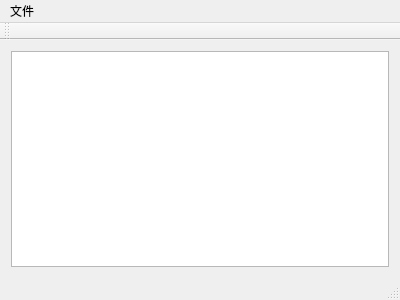
First picture: the form in module_texteditor/mainwindow.ui, repository yanleidecuojue/DtTools, before the edit.
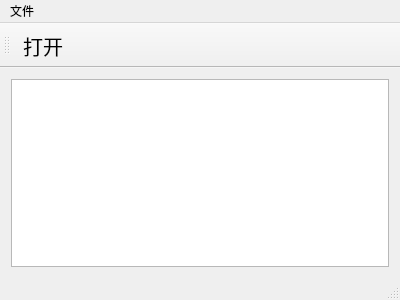
Second picture: the form after the edit.

What changed in the file:
```diff
--- a/module_texteditor/mainwindow.ui
+++ b/module_texteditor/mainwindow.ui
@@ -49,12 +49,18 @@
    <attribute name="toolBarBreak">
     <bool>false</bool>
    </attribute>
+   <addaction name="openFileAction"/>
   </widget>
   <widget class="QStatusBar" name="statusBar"/>
   <action name="openFileAction">
    <property name="text">
     <string>打开</string>
    </property>
+   <property name="font">
+    <font>
+     <pointsize>15</pointsize>
+    </font>
+   </property>
   </action>
   <action name="newFileAction">
    <property name="text">
```
